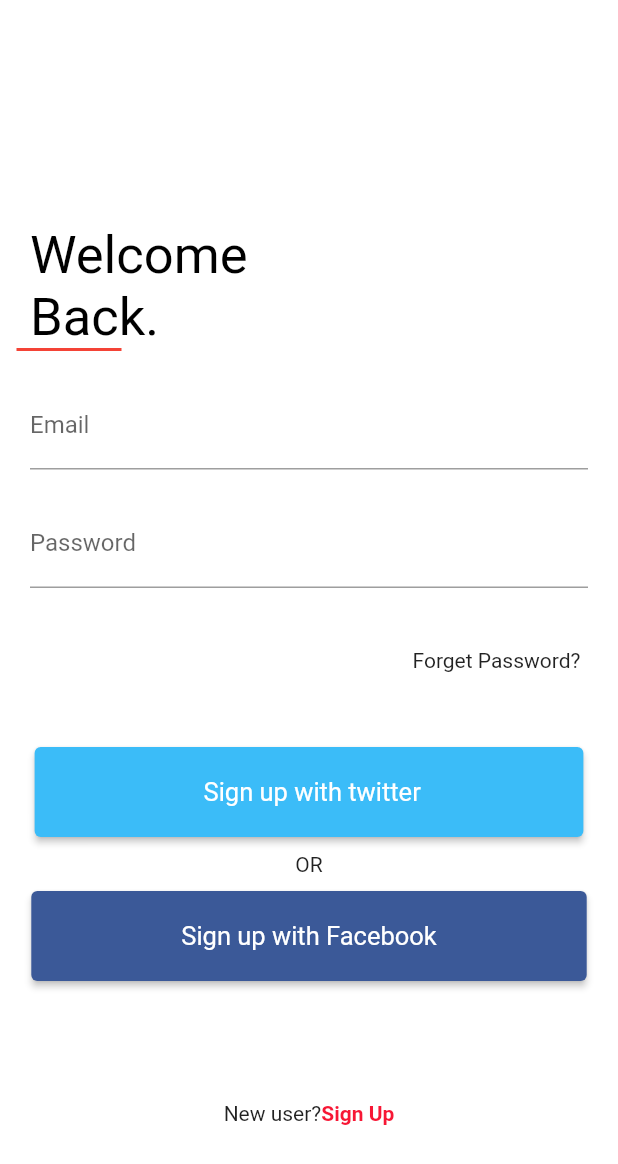
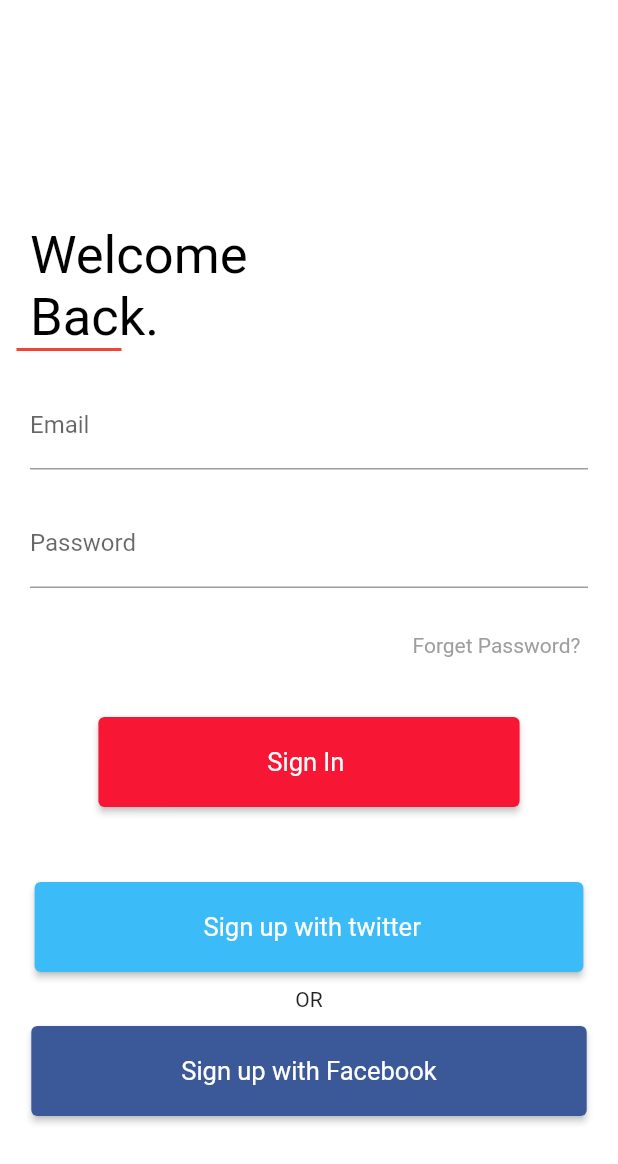
Before and after one commit to W1010x/Flutter_frontEnd, a Flutter app: the LogIn screen opened directly, on a phone screen of 412 x 824 dp. Shown: the top 1164 px of the screen. Run offline on Flutter 3.47's test engine with Material 2 defaults, Android fonts, the phone set to English and light mode, and no system bars; our stand-ins replace smooth_page_indicator.

Commit message:
after edit login page

```diff
--- a/photog_app/lib/Screens/LoginScreen.dart
+++ b/photog_app/lib/Screens/LoginScreen.dart
@@ -39,30 +39,25 @@
 
 
             SizedBox(height: 20,),
-            Padding(
-              padding: const EdgeInsets.only(right:20,left: 20),
-              child: TextFormField(
-                decoration: InputDecoration(
-                    border: UnderlineInputBorder(),
-                    labelText: 'Email'
-                ),
-              ),
+            TextFeld(
+                Mytext:'Email'
             ),
+
             SizedBox(height: 20,),
-            Padding(
-              padding: const EdgeInsets.only(right:20,left: 20),
-              child: TextFormField(
-                decoration: InputDecoration(
-                    border: UnderlineInputBorder(),
-                    labelText: 'Password'
-                ),
-              ),
+            TextFeld(
+                Mytext:'Password'
             ),
-            SizedBox(height: 40,),
+            SizedBox(height: 30,),
+
         Container(
           padding: EdgeInsets.only(left: 250),
-          child:  Text('Forget Password?', )
+          child:  Text('Forget Password?',style: TextStyle(color: Colors.grey), )
         ),
+            SizedBox(height: 40,),
+            Button_Elevated(
+                Coluor:Color(0xffF71735),
+                Teext:'   Sign In    '
+            ),
 
             SizedBox(height: 50,),
             Button_Elevated(
@@ -102,3 +97,20 @@
     );
   }
 }
+
+class TextFeld extends StatelessWidget {
+  TextFeld({@required this.Mytext});
+  final String Mytext;
+  @override
+  Widget build(BuildContext context) {
+    return Padding(
+      padding: const EdgeInsets.only(right:20,left: 20),
+      child: TextFormField(
+        decoration: InputDecoration(
+            border: UnderlineInputBorder(),
+            labelText: Mytext,
+        ),
+      ),
+    );
+  }
+}
```
